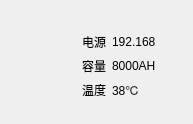
Above: component/batterylistform.ui from tech-flyflypig/HQ_Battery before the change. Below: the same form after it.
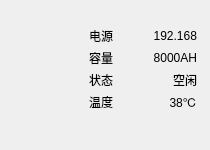
That is the form after the change. Icons and pictures are not drawn.

Commit message: 更新BatteryListForm和主窗口UI，添加充放电状态显示和电源状态更新功能；调整布局和样式以提升界面适应性；移除冗余数据库文件以优化数据存储结构。

```diff
--- a/component/batterylistform.ui
+++ b/component/batterylistform.ui
@@ -6,8 +6,8 @@
    <rect>
     <x>0</x>
     <y>0</y>
-    <width>193</width>
-    <height>124</height>
+    <width>210</width>
+    <height>150</height>
    </rect>
   </property>
   <property name="windowTitle">
@@ -50,7 +50,7 @@
    <item>
     <layout class="QVBoxLayout" name="verticalLayout" stretch="1,5">
      <property name="spacing">
-      <number>6</number>
+      <number>0</number>
      </property>
      <item>
       <layout class="QHBoxLayout" name="horizontalLayout" stretch="3,1">
@@ -112,6 +112,9 @@
         <number>6</number>
        </property>
        <property name="verticalSpacing">
+        <number>4</number>
+       </property>
+       <property name="rightMargin">
         <number>6</number>
        </property>
        <property name="bottomMargin">
@@ -129,6 +132,9 @@
          <property name="text">
           <string>192.168</string>
          </property>
+         <property name="alignment">
+          <set>Qt::AlignRight|Qt::AlignTrailing|Qt::AlignVCenter</set>
+         </property>
         </widget>
        </item>
        <item row="1" column="0">
@@ -143,20 +149,43 @@
          <property name="text">
           <string>8000AH</string>
          </property>
+         <property name="alignment">
+          <set>Qt::AlignRight|Qt::AlignTrailing|Qt::AlignVCenter</set>
+         </property>
         </widget>
        </item>
        <item row="2" column="0">
+        <widget class="QLabel" name="label_5">
+         <property name="text">
+          <string>状态</string>
+         </property>
+        </widget>
+       </item>
+       <item row="2" column="1">
+        <widget class="QLabel" name="label_chargeState">
+         <property name="text">
+          <string>空闲</string>
+         </property>
+         <property name="alignment">
+          <set>Qt::AlignRight|Qt::AlignTrailing|Qt::AlignVCenter</set>
+         </property>
+        </widget>
+       </item>
+       <item row="3" column="0">
         <widget class="QLabel" name="label_4">
          <property name="text">
           <string>温度</string>
          </property>
         </widget>
        </item>
-       <item row="2" column="1">
+       <item row="3" column="1">
         <widget class="QLabel" name="label_tempMax">
          <property name="text">
           <string>38℃</string>
          </property>
+         <property name="alignment">
+          <set>Qt::AlignRight|Qt::AlignTrailing|Qt::AlignVCenter</set>
+         </property>
         </widget>
        </item>
       </layout>
```
The commit also changes 11 other files.
